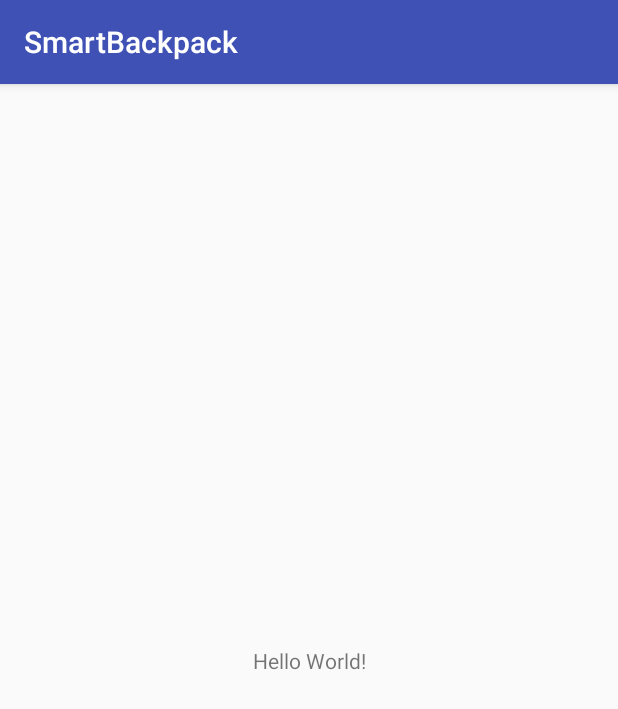
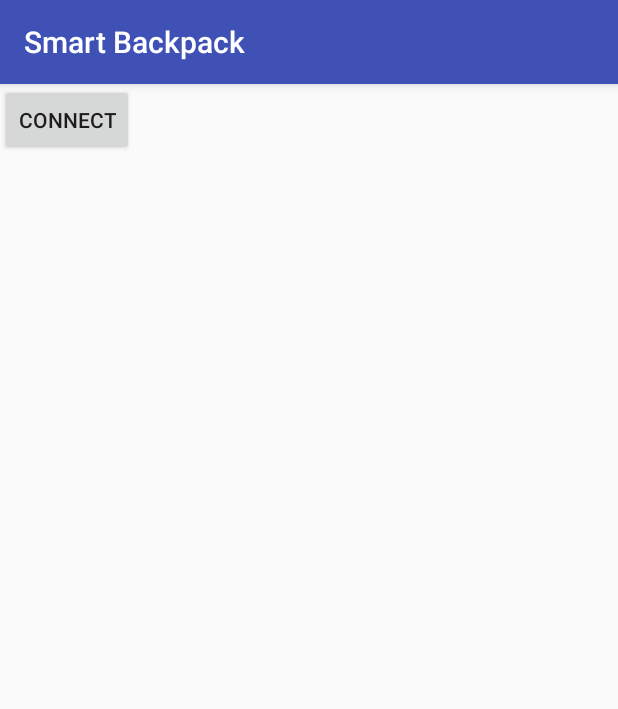
Before and after one commit to SmartBackpack/smart-backpack-android, an Android app: the screen it shows after launch (MainActivity), on a phone screen of 412 x 824 dp. Shown: the top 709 px of the screen. Run offline under Robolectric (Android 15) with nearby library versions, the phone set to English and light mode, and no system bars; libraries missing offline, so code that uses them is left out: app.akexorcist.bluetotohspp; 4 statements that could not run were skipped.

```diff
--- a/app/src/main/AndroidManifest.xml
+++ b/app/src/main/AndroidManifest.xml
@@ -1,6 +1,9 @@
 <?xml version="1.0" encoding="utf-8"?>
 <manifest xmlns:android="http://schemas.android.com/apk/res/android"
     package="lt.ismaniojikuprine.smartbackpack">
+
+    <uses-permission android:name="android.permission.BLUETOOTH" />
+    <uses-permission android:name="android.permission.BLUETOOTH_ADMIN" />
 
     <application
         android:allowBackup="true"
@@ -16,6 +19,8 @@
                 <category android:name="android.intent.category.LAUNCHER" />
             </intent-filter>
         </activity>
+
+        <activity android:name="app.akexorcist.bluetoothspp.DeviceList" />
     </application>
 
 </manifest>
--- a/app/src/main/res/layout/activity_main.xml
+++ b/app/src/main/res/layout/activity_main.xml
@@ -1,18 +1,16 @@
 <?xml version="1.0" encoding="utf-8"?>
-<android.support.constraint.ConstraintLayout xmlns:android="http://schemas.android.com/apk/res/android"
-    xmlns:app="http://schemas.android.com/apk/res-auto"
+<LinearLayout xmlns:android="http://schemas.android.com/apk/res/android"
     xmlns:tools="http://schemas.android.com/tools"
     android:layout_width="match_parent"
     android:layout_height="match_parent"
     tools:context="lt.ismaniojikuprine.smartbackpack.MainActivity">
 
-    <TextView
+    <Button
+        android:id="@+id/connect"
         android:layout_width="wrap_content"
         android:layout_height="wrap_content"
-        android:text="Hello World!"
-        app:layout_constraintBottom_toBottomOf="parent"
-        app:layout_constraintLeft_toLeftOf="parent"
-        app:layout_constraintRight_toRightOf="parent"
-        app:layout_constraintTop_toTopOf="parent" />
+        android:text="Connect" />
 
-</android.support.constraint.ConstraintLayout>
+
+
+</LinearLayout>
--- a/app/src/main/res/values/strings.xml
+++ b/app/src/main/res/values/strings.xml
@@ -1,3 +1,10 @@
 <resources>
-    <string name="app_name">SmartBackpack</string>
+    <string name="app_name">Smart Backpack</string>
+
+    <string name="enable_bluetooth">Please enable bluetooth</string>
+    <string name="connecting">Connecting&#8230;</string>
+    <string name="connected">Connected</string>
+    <string name="connection_failed">Connection failed</string>
+    <string name="disconnected">Disconnected</string>
+
 </resources>
```
Also changed, not shown: app/build.gradle (+8 -0 lines), app/src/main/java/lt/ismaniojikuprine/smartbackpack/MainActivity.java (+86 -1 lines).
